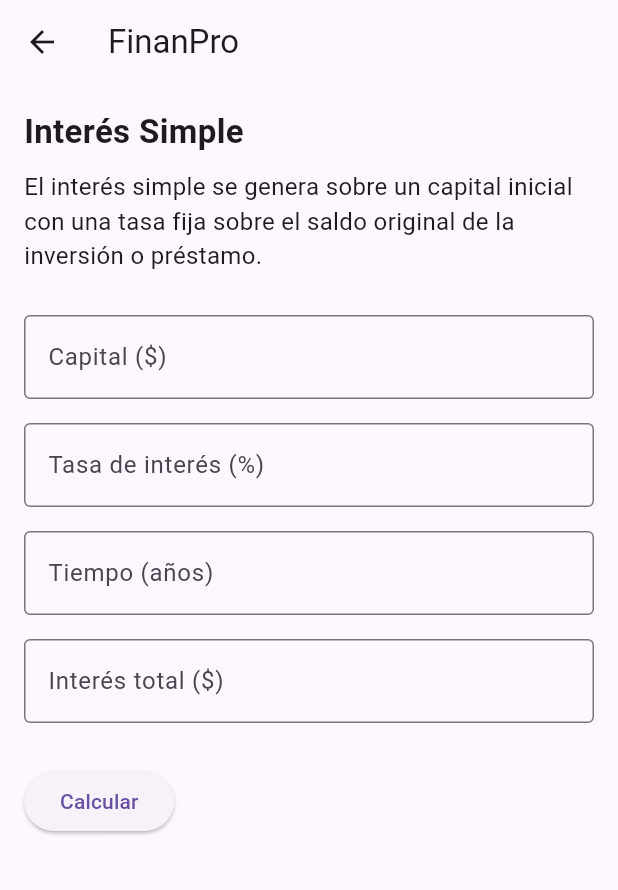
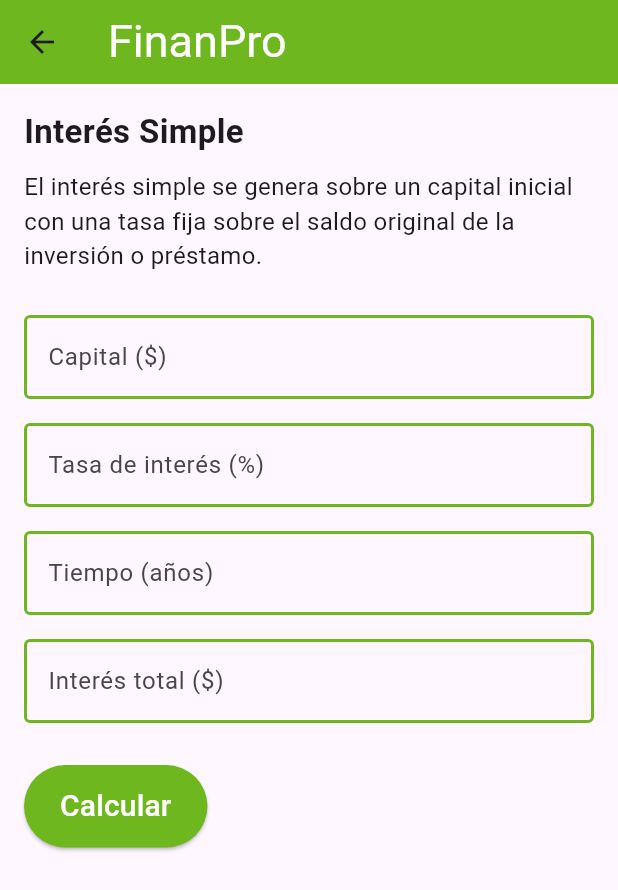
Before and after one commit to JulianArias-Dev/finanpro, a Flutter app: the HomeScreen screen opened directly, after a tap on "Interés Simple", on a phone screen of 412 x 824 dp. Shown: the top 890 px of the screen. Run offline on Flutter 3.47's test engine with Material 3 defaults, Android fonts, the phone set to English and light mode, and no system bars; our stand-ins replace get.

Commit message:
add styles to home and interes_simple sreens

```diff
--- a/lib/views/home_screen.dart
+++ b/lib/views/home_screen.dart
@@ -52,11 +52,14 @@
             child: Column(
               mainAxisAlignment: MainAxisAlignment.center,
               children: [
-                const Text(
-                  "Educación Financiera",
-                  style: TextStyle(fontSize: 18, fontWeight: FontWeight.bold),
+                const Align(
+                  alignment: Alignment.centerLeft,
+                  child: Text(
+                    "Educación Financiera",
+                    style: TextStyle(fontSize: 15, fontWeight: FontWeight.bold),
+                  ),
                 ),
-                const SizedBox(height: 10),
+                const SizedBox(height: 15),
                 SingleChildScrollView(
                   scrollDirection: Axis.horizontal,
                   child: Row(
@@ -87,7 +90,7 @@
               ],
             ),
           ),
-          const SizedBox(height: 30),
+          const SizedBox(height: 100),
           Container(
             width: double.infinity,
             padding: const EdgeInsets.all(15),
@@ -98,9 +101,12 @@
             child: Column(
               mainAxisAlignment: MainAxisAlignment.center,
               children: [
-                const Text(
-                  "Gestión de Préstamos",
-                  style: TextStyle(fontSize: 18, fontWeight: FontWeight.bold),
+                const Align(
+                  alignment: Alignment.centerLeft,
+                  child: Text(
+                    "Gestión de Préstamos",
+                    style: TextStyle(fontSize: 15, fontWeight: FontWeight.bold),
+                  ),
                 ),
                 const SizedBox(height: 10),
                 SingleChildScrollView(
@@ -123,7 +129,7 @@
 
   Widget _buildOptionButton(String title, BuildContext context, Widget? page) {
     return Container(
-      margin: const EdgeInsets.symmetric(horizontal: 5),
+      margin: const EdgeInsets.symmetric(horizontal: 5, vertical: 10),
       child: ElevatedButton(
         onPressed:
             page != null
@@ -132,7 +138,26 @@
                   MaterialPageRoute(builder: (context) => page),
                 )
                 : null,
-        child: Text(title, textAlign: TextAlign.center),
+        style: ElevatedButton.styleFrom(
+          backgroundColor: Colors.white,
+          padding: const EdgeInsets.symmetric(horizontal: 5, vertical: 25),
+          shape: RoundedRectangleBorder(
+            borderRadius: BorderRadius.circular(10),
+            side: const BorderSide(
+              color: Color.fromARGB(255, 111, 183, 31),
+              width: 3,
+            ),
+          ),
+          minimumSize: const Size(130, 95),
+        ),
+        child: SizedBox(
+          width: 95, // Set a fixed width to wrap text
+          child: Text(
+            title,
+            textAlign: TextAlign.center,
+            style: const TextStyle(fontSize: 14),
+          ),
+        ),
       ),
     );
   }
--- a/lib/views/interes_simple_screen.dart
+++ b/lib/views/interes_simple_screen.dart
@@ -11,7 +11,13 @@
     TextEditingController resultController = TextEditingController();
 
     return Scaffold(
-      appBar: AppBar(title: const Text("FinanPro")),
+      appBar: AppBar(
+        title: const Text(
+          "FinanPro",
+          style: TextStyle(color: Colors.white, fontSize: 30),
+        ),
+        backgroundColor: Color.fromARGB(255, 111, 183, 31),
+      ),
       body: Padding(
         padding: const EdgeInsets.all(16.0),
         child: Column(
@@ -44,7 +50,12 @@
                 double interest = (capital * rate * time) / 100;
                 resultController.text = interest.toStringAsFixed(2);
               },
-              child: const Text("Calcular"),
+              style: ElevatedButton.styleFrom(
+                minimumSize: const Size(80, 55),
+                backgroundColor: const Color.fromARGB(255, 111, 183, 31),
+                foregroundColor: Colors.white, // Text color
+              ),
+              child: const Text("Calcular", style: TextStyle(fontSize: 20)),
             ),
           ],
         ),
@@ -65,7 +76,24 @@
         readOnly: readOnly,
         decoration: InputDecoration(
           labelText: label,
-          border: OutlineInputBorder(),
+          border: OutlineInputBorder(
+            borderSide: const BorderSide(
+              color: Color.fromARGB(255, 111, 183, 31),
+              width: 2, // Border width
+            ),
+          ),
+          enabledBorder: OutlineInputBorder(
+            borderSide: const BorderSide(
+              color: Color.fromARGB(255, 111, 183, 31),
+              width: 2, // Border width
+            ),
+          ),
+          focusedBorder: OutlineInputBorder(
+            borderSide: const BorderSide(
+              color: Color.fromARGB(255, 111, 183, 31),
+              width: 2, // Border width
+            ),
+          ),
         ),
       ),
     );
```
